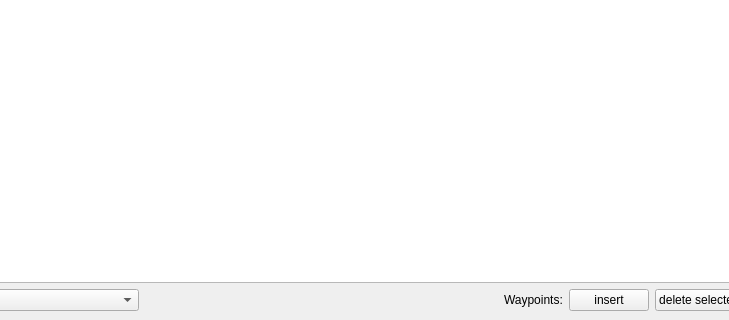
This is mslib/msui/ui/ui_tableview_window.ui in Open-MSS/MSS as Qt 5 draws it before an edit; both pictures show x 395 to 1124 and y 152 to 472 of the 1254 by 472 pixel window. The edited form follows.
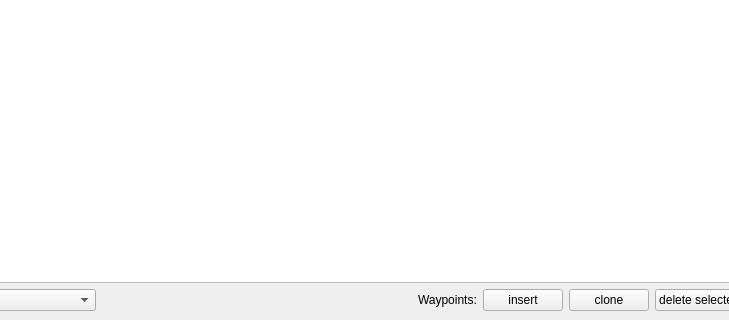
This is the edited form.

Commit message: Add button on the ui for 'clone' op

Diff of the .ui file:
```diff
--- a/mslib/msui/ui/ui_tableview_window.ui
+++ b/mslib/msui/ui/ui_tableview_window.ui
@@ -125,6 +125,13 @@
         </property>
        </widget>
       </item>
+      <item>
+       <widget class="QPushButton" name="btCloneWaypoint">
+        <property name="text">
+         <string>clone</string>
+        </property>
+       </widget>
+      </item>
       <item>
        <widget class="QPushButton" name="btDeleteWayPoint">
         <property name="text">
```
The commit also changes 1 other file.
